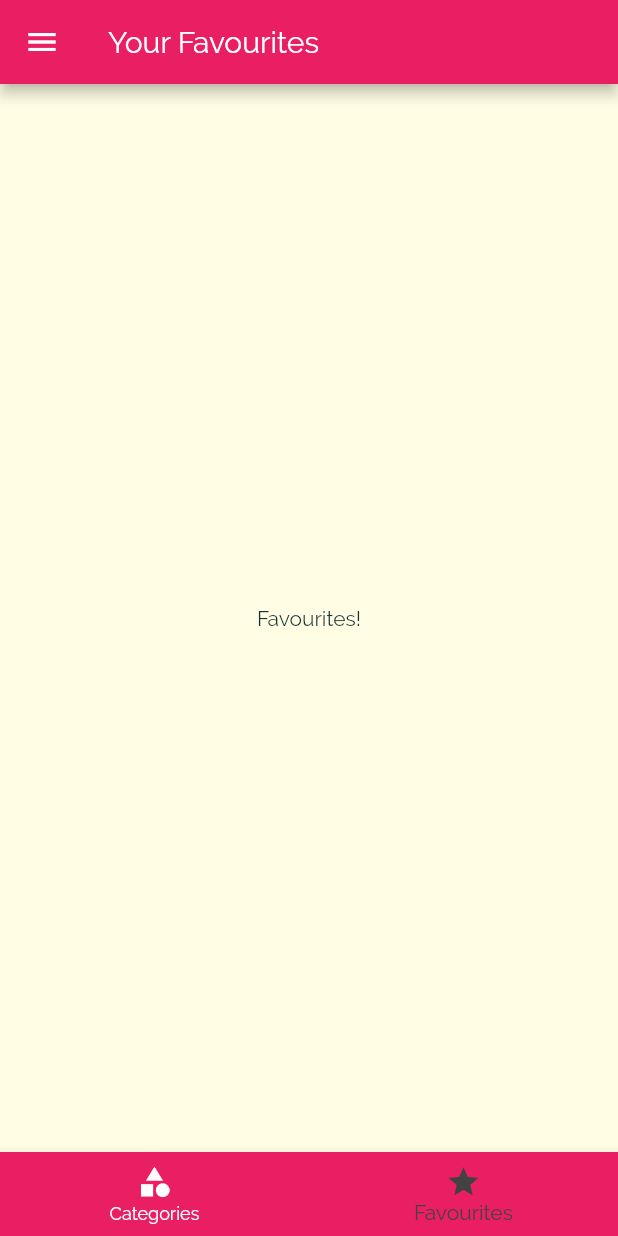
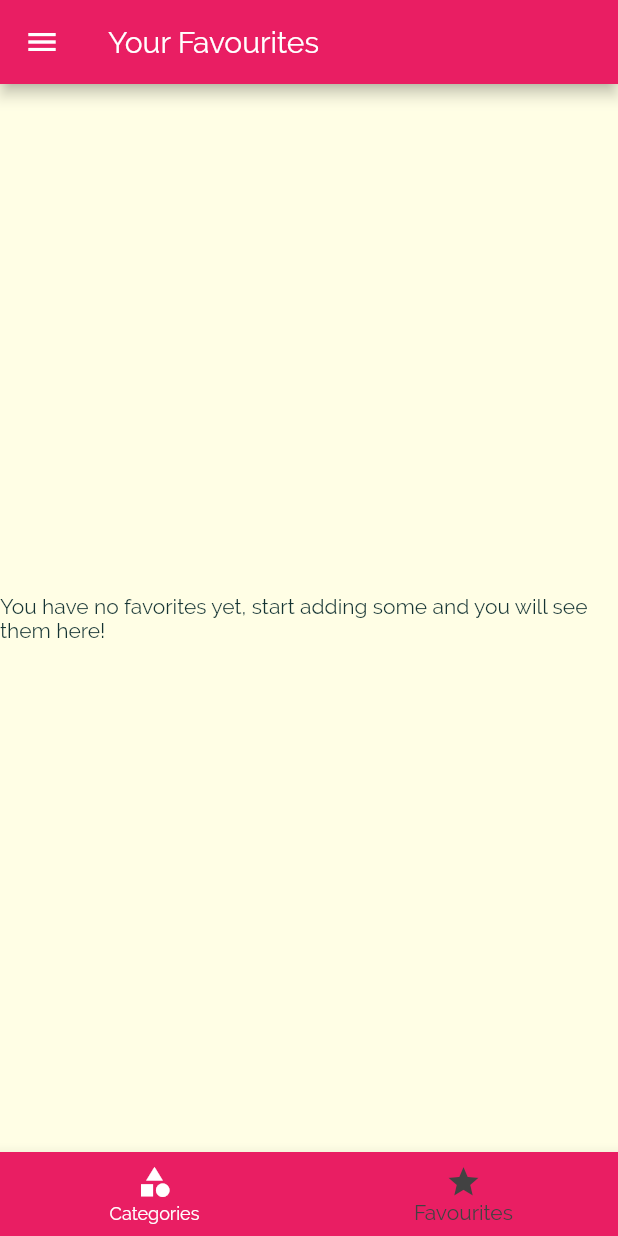
Before and after one commit to emtalen/meals_app, a Flutter app: the screen it shows after launch, item 2 of the bottom bar chosen, on a phone screen of 412 x 824 dp. Run offline on Flutter 3.47's test engine with Material 2 defaults, Android fonts, the phone set to English and light mode, and no system bars.

Commit message:
adding favorites functionality

```diff
--- a/lib/main.dart
+++ b/lib/main.dart
@@ -24,6 +24,7 @@ class _MyAppState extends State<MyApp> {
   };
 
   List<Meal> _availableMeals = DUMMY_MEALS;
+  List<Meal> _favoriteMeals = [];
 
   void _setFilters(Map<String, bool> filterData) {
     setState(() {
@@ -44,6 +45,22 @@ class _MyAppState extends State<MyApp> {
         return true;
       }).toList();
     });
+  }
+
+  void _toggleFavorite(String mealId) {
+    final existingIndex =
+        _favoriteMeals.indexWhere((meal) => meal.id == mealId);
+    if (existingIndex >= 0) {
+      setState(() {
+        _favoriteMeals.removeAt(existingIndex);
+      });
+    } else {
+      _favoriteMeals.add(DUMMY_MEALS.firstWhere((meal) => meal.id == mealId));
+    }
+  }
+
+  bool _isMealFavorite(String id) {
+    return _favoriteMeals.any((meal) => meal.id == id);
   }
 
   @override
@@ -69,11 +86,12 @@ class _MyAppState extends State<MyApp> {
               ),
             ),
       ),
-      home: TabsScreen(),
+      home: TabsScreen(_favoriteMeals),
       routes: {
         CategoryMealsScreen.routeName: (ctx) =>
             CategoryMealsScreen(_availableMeals),
-        MealDetailScreen.routeName: (ctx) => MealDetailScreen(),
+        MealDetailScreen.routeName: (ctx) =>
+            MealDetailScreen(_toggleFavorite, _isMealFavorite),
         FiltersScreen.routeName: (ctx) => FiltersScreen(_filters, _setFilters)
       },
       onUnknownRoute: (settings) {
--- a/lib/screens/favourite_screen.dart
+++ b/lib/screens/favourite_screen.dart
@@ -1,12 +1,33 @@
 import 'package:flutter/material.dart';
-
-import 'package:flutter/material.dart';
+import '../models/meal.dart';
+import '../widgets/meal_item.dart';
 
 class FavouritesScreen extends StatelessWidget {
+  final List<Meal> favoriteMeals;
+
+  FavouritesScreen(this.favoriteMeals);
+
   @override
   Widget build(BuildContext context) {
-    return Center(
-      child: Text('Favourites!'),
-    );
+    if (favoriteMeals.isEmpty) {
+      return Center(
+        child: Text(
+            'You have no favorites yet, start adding some and you will see them here!'),
+      );
+    } else {
+      return ListView.builder(
+        itemBuilder: (ctx, index) {
+          return MealItem(
+            id: favoriteMeals[index].id,
+            title: favoriteMeals[index].title,
+            imageUrl: favoriteMeals[index].imageUrl,
+            duration: favoriteMeals[index].duration,
+            affordability: favoriteMeals[index].affordability,
+            complexity: favoriteMeals[index].complexity,
+          );
+        },
+        itemCount: favoriteMeals.length,
+      );
+    }
   }
 }
--- a/lib/screens/tabs_screen.dart
+++ b/lib/screens/tabs_screen.dart
@@ -2,18 +2,32 @@ import 'package:flutter/material.dart';
 import '../widgets/main_drawer.dart';
 import './favourite_screen.dart';
 import './categories_screen.dart';
+import '../models/meal.dart';
 
 class TabsScreen extends StatefulWidget {
+  final List<Meal> favoriteMeals;
+
+  TabsScreen(this.favoriteMeals);
+
   @override
   _TabsScreenState createState() => _TabsScreenState();
 }
 
 class _TabsScreenState extends State<TabsScreen> {
-  final List<Map<String, Object>> _pages = [
-    {'page': CategoriesScreen(), 'title': 'Categories'},
-    {'page': FavouritesScreen(), 'title': 'Your Favourites'},
-  ];
+  List<Map<String, Object>> _pages;
   int _selectedPageIndex = 0;
+
+  @override
+  void initState() {
+    _pages = [
+      {'page': CategoriesScreen(), 'title': 'Categories'},
+      {
+        'page': FavouritesScreen(widget.favoriteMeals),
+        'title': 'Your Favourites'
+      },
+    ];
+    super.initState();
+  }
 
   void _selectPage(int index) {
     setState(() {
```
Also changed, not shown: lib/screens/meal_detail_screen.dart (+13 -3 lines).
